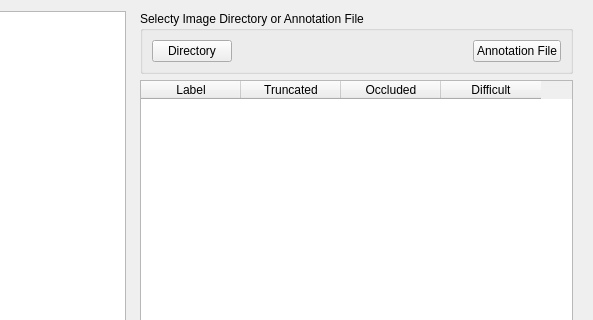
persts/BBoxEE, file andenet/annotation_widget.ui: the form before one commit; both pictures show x 583 to 1176 and y 0 to 320 of the 1176 by 660 pixel window.
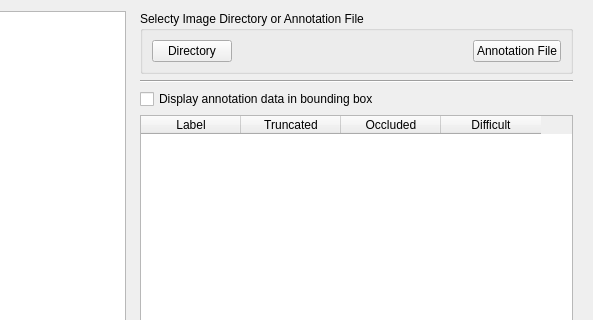
The form after the commit. Icons and pictures are not drawn. Custom widgets are drawn as their Qt base class.

Commit message: Added metadata display options

Patch:
```diff
--- a/andenet/annotation_widget.ui
+++ b/andenet/annotation_widget.ui
@@ -233,6 +233,20 @@
         </layout>
        </widget>
       </item>
+      <item>
+       <widget class="Line" name="line_3">
+        <property name="orientation">
+         <enum>Qt::Horizontal</enum>
+        </property>
+       </widget>
+      </item>
+      <item>
+       <widget class="QCheckBox" name="checkBoxDisplayAnnotationData">
+        <property name="text">
+         <string>Display annotation data in bounding box</string>
+        </property>
+       </widget>
+      </item>
       <item>
        <widget class="QTableWidget" name="tableWidgetLabels">
         <column>
```
Left out of the diff: 5 changed lines with no effect on the pictures. The commit also changes 3 other files.
